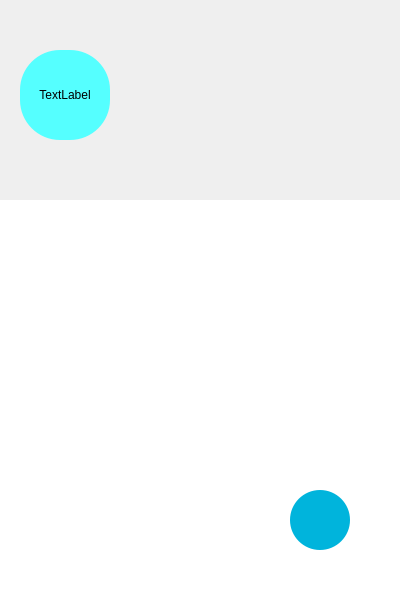
Old version of the form todolistUI.ui in the repository leejh7/SWP2AD.
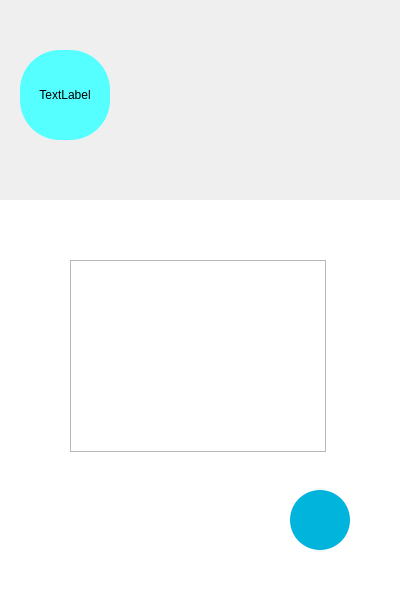
New version of the form. Icons and pictures are not drawn.

The edit to the form file:
```diff
--- a/todolistUI.ui
+++ b/todolistUI.ui
@@ -66,7 +66,7 @@
     <string/>
    </property>
   </widget>
-  <widget class="QLabel" name="label_3">
+  <widget class="QLabel" name="imageLabel">
    <property name="geometry">
     <rect>
      <x>20</x>
@@ -87,10 +87,21 @@
     <set>Qt::AlignCenter</set>
    </property>
   </widget>
+  <widget class="QListWidget" name="listWidget">
+   <property name="geometry">
+    <rect>
+     <x>70</x>
+     <y>260</y>
+     <width>256</width>
+     <height>192</height>
+    </rect>
+   </property>
+  </widget>
   <zorder>label</zorder>
   <zorder>label_2</zorder>
   <zorder>additemButton</zorder>
-  <zorder>label_3</zorder>
+  <zorder>imageLabel</zorder>
+  <zorder>listWidget</zorder>
  </widget>
  <resources>
   <include location="test.qrc"/>
```
